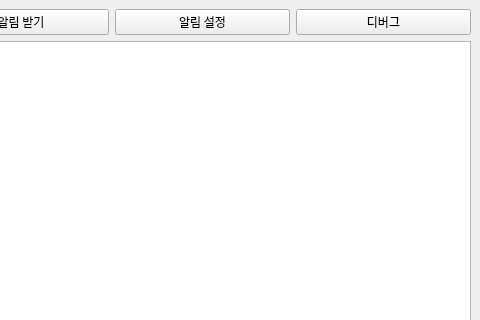
Old version of the form ui/soldout_check.ui in the repository dudcjs2779/naver-store-restock-alarm; both pictures show x 438 to 918 and y 0 to 320 of the 918 by 520 pixel window.
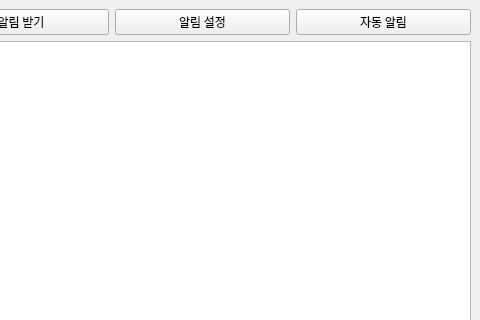
New version of the form.

```diff
--- a/ui/soldout_check.ui
+++ b/ui/soldout_check.ui
@@ -76,7 +76,7 @@
        </font>
       </property>
       <property name="text">
-       <string>디버그</string>
+       <string>자동 알림</string>
       </property>
      </widget>
     </item>
```
Left out of the diff: 5 changed lines with no effect on the pictures.
